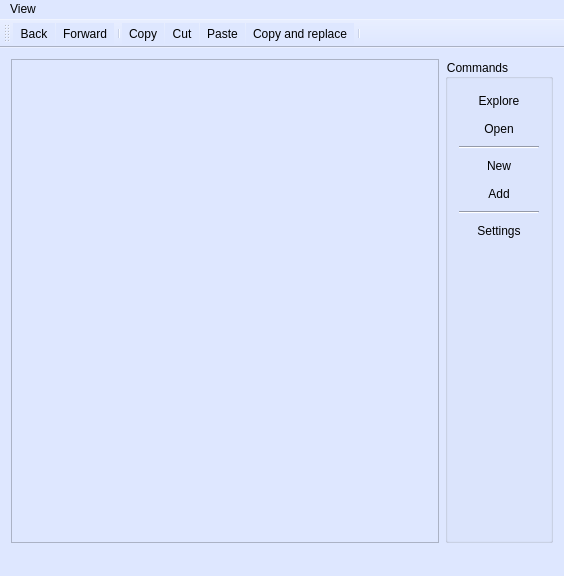
Old version of the form mainwindow.ui in the repository pile-contributors/pile-gui.
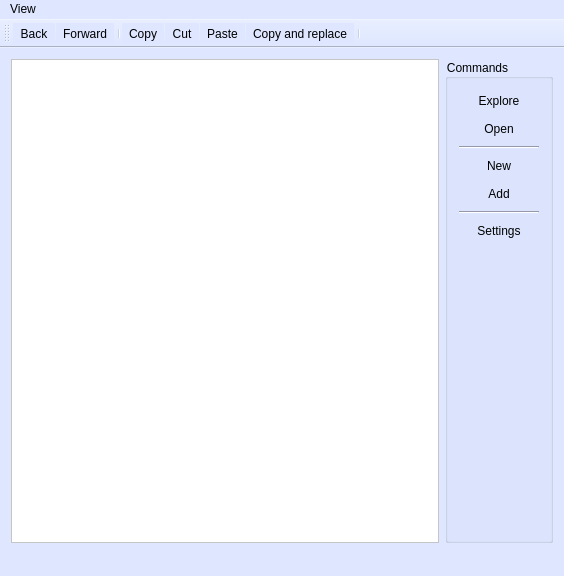
New version of the form. Icons and pictures are not drawn.

Commit message: Proper includes

What changed in the file:
```diff
--- a/mainwindow.ui
+++ b/mainwindow.ui
@@ -28,7 +28,8 @@
        <enum>Qt::CustomContextMenu</enum>
       </property>
       <property name="styleSheet">
-       <string notr="true"/>
+       <string notr="true">background-color: rgb(255, 255, 255);
+alternate-background-color: rgb(246, 255, 249);</string>
       </property>
       <property name="alternatingRowColors">
        <bool>true</bool>
```
The commit also changes 1 other file.
